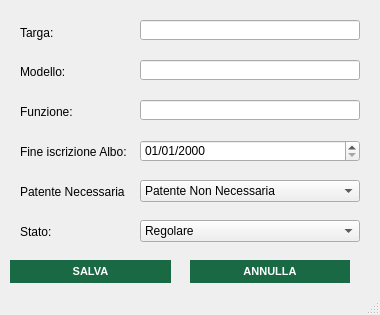
The window that src/main/gui/modifica_mezzo.ui (OT-Rax/AnconAmbiente) describes before a commit, drawn with Qt 5.
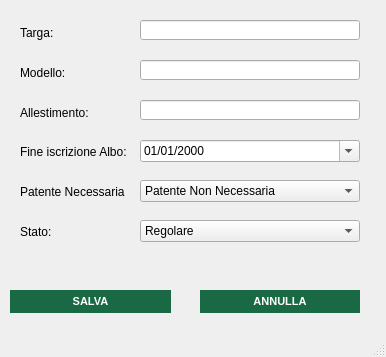
The same window after the commit. Icons and pictures are not drawn.

Commit message: Aggiornamento gui mezzi

What changed in the file:
```diff
--- a/src/main/gui/modifica_mezzo.ui
+++ b/src/main/gui/modifica_mezzo.ui
@@ -6,8 +6,8 @@
    <rect>
     <x>0</x>
     <y>0</y>
-    <width>380</width>
-    <height>315</height>
+    <width>386</width>
+    <height>357</height>
    </rect>
   </property>
   <property name="windowTitle">
@@ -47,8 +47,8 @@
    <widget class="QPushButton" name="pushButton_4">
     <property name="geometry">
      <rect>
-      <x>190</x>
-      <y>260</y>
+      <x>200</x>
+      <y>290</y>
       <width>160</width>
       <height>23</height>
      </rect>
@@ -139,8 +139,8 @@
      <rect>
       <x>20</x>
       <y>65</y>
-      <width>47</width>
-      <height>13</height>
+      <width>51</width>
+      <height>16</height>
      </rect>
     </property>
     <property name="text">
@@ -152,12 +152,12 @@
      <rect>
       <x>20</x>
       <y>105</y>
-      <width>80</width>
-      <height>13</height>
+      <width>91</width>
+      <height>16</height>
      </rect>
     </property>
     <property name="text">
-     <string>Funzione:</string>
+     <string>Allestimento:</string>
     </property>
    </widget>
    <widget class="QDateEdit" name="iscrizione_datepicker">
@@ -172,12 +172,15 @@
     <property name="displayFormat">
      <string>MM/dd/yyyy</string>
     </property>
+    <property name="calendarPopup">
+     <bool>true</bool>
+    </property>
    </widget>
    <widget class="QPushButton" name="salva_button">
     <property name="geometry">
      <rect>
       <x>10</x>
-      <y>260</y>
+      <y>290</y>
       <width>161</width>
       <height>23</height>
      </rect>
```
Left out of the diff: 316 changed lines with no effect on the pictures. The commit also changes 4 other files.
